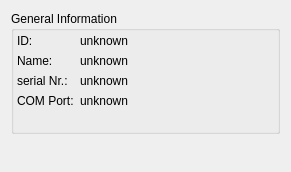
itom-project/plugins, file OphirSerialPlugin/dockWidgetOphirSerialPlugin.ui: the form before one commit.
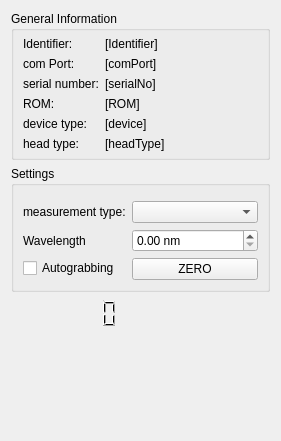
The form after the commit. Custom widgets are drawn as their Qt base class.

Commit message: OphirSerialPlugin: first version of dockWidget

```diff
--- a/OphirSerialPlugin/dockWidgetOphirSerialPlugin.ui
+++ b/OphirSerialPlugin/dockWidgetOphirSerialPlugin.ui
@@ -6,112 +6,230 @@
    <rect>
     <x>0</x>
     <y>0</y>
-    <width>291</width>
-    <height>172</height>
+    <width>281</width>
+    <height>441</height>
    </rect>
   </property>
   <property name="windowTitle">
    <string>Form</string>
   </property>
-  <layout class="QVBoxLayout" name="verticalLayout_11">
-   <item>
-    <widget class="QGroupBox" name="groupBox">
+  <layout class="QGridLayout" name="gridLayout">
+   <item row="0" column="0" colspan="2">
+    <widget class="QGroupBox" name="groupInfo">
+     <property name="sizePolicy">
+      <sizepolicy hsizetype="Preferred" vsizetype="Minimum">
+       <horstretch>0</horstretch>
+       <verstretch>0</verstretch>
+      </sizepolicy>
+     </property>
      <property name="title">
       <string>General Information</string>
      </property>
-     <layout class="QGridLayout" name="gridLayout">
-      <property name="leftMargin">
-       <number>3</number>
-      </property>
+     <layout class="QGridLayout" name="gridLayout_2">
       <property name="topMargin">
-       <number>3</number>
-      </property>
-      <property name="rightMargin">
-       <number>3</number>
+       <number>6</number>
       </property>
       <property name="bottomMargin">
-       <number>3</number>
+       <number>6</number>
       </property>
+      <item row="1" column="0">
+       <widget class="QLabel" name="label_6">
+        <property name="text">
+         <string>com Port:</string>
+        </property>
+       </widget>
+      </item>
       <item row="0" column="0">
-       <widget class="QLabel" name="label_8">
-        <property name="text">
-         <string>ID:</string>
-        </property>
-       </widget>
-      </item>
-      <item row="0" column="1">
-       <widget class="QLabel" name="lblID">
+       <widget class="QLabel" name="lbl1">
         <property name="sizePolicy">
-         <sizepolicy hsizetype="Expanding" vsizetype="Preferred">
+         <sizepolicy hsizetype="Maximum" vsizetype="Preferred">
           <horstretch>0</horstretch>
           <verstretch>0</verstretch>
          </sizepolicy>
         </property>
         <property name="text">
-         <string>unknown</string>
+         <string>Identifier:</string>
         </property>
        </widget>
       </item>
-      <item row="1" column="0">
-       <widget class="QLabel" name="label_3">
+      <item row="0" column="1" colspan="2">
+       <widget class="QLabel" name="lblIdentifier">
         <property name="text">
-         <string>Name:</string>
+         <string>[Identifier]</string>
         </property>
        </widget>
       </item>
       <item row="1" column="1">
-       <widget class="QLabel" name="label_device_name">
+       <widget class="QLabel" name="lblComPort">
         <property name="text">
-         <string>unknown</string>
+         <string>[comPort]</string>
         </property>
        </widget>
       </item>
+      <item row="4" column="0">
+       <widget class="QLabel" name="label_8">
+        <property name="text">
+         <string>device type:</string>
+        </property>
+       </widget>
+      </item>
+      <item row="4" column="1">
+       <widget class="QLabel" name="lblDeviceType">
+        <property name="text">
+         <string>[device]</string>
+        </property>
+       </widget>
+      </item>
+      <item row="3" column="0">
+       <widget class="QLabel" name="label_9">
+        <property name="text">
+         <string>ROM:</string>
+        </property>
+       </widget>
+      </item>
+      <item row="3" column="1">
+       <widget class="QLabel" name="lblROM">
+        <property name="text">
+         <string>[ROM]</string>
+        </property>
+       </widget>
+      </item>
       <item row="2" column="0">
+       <widget class="QLabel" name="label_7">
+        <property name="text">
+         <string>serial number:</string>
+        </property>
+       </widget>
+      </item>
+      <item row="2" column="1">
+       <widget class="QLabel" name="lblSerialNo">
+        <property name="text">
+         <string>[serialNo]</string>
+        </property>
+       </widget>
+      </item>
+      <item row="5" column="0">
+       <widget class="QLabel" name="label_10">
+        <property name="text">
+         <string>head type:</string>
+        </property>
+       </widget>
+      </item>
+      <item row="5" column="1">
+       <widget class="QLabel" name="lblHead">
+        <property name="text">
+         <string>[headType]</string>
+        </property>
+       </widget>
+      </item>
+     </layout>
+    </widget>
+   </item>
+   <item row="1" column="0" colspan="2">
+    <widget class="QGroupBox" name="groupBoxSettings">
+     <property name="title">
+      <string>Settings</string>
+     </property>
+     <layout class="QFormLayout" name="formLayout">
+      <item row="0" column="0" colspan="2">
+       <widget class="SliderWidget" name="sliderPowerRange" native="true">
+        <property name="decimals" stdset="0">
+         <number>9</number>
+        </property>
+        <property name="suffix" stdset="0">
+         <string>mW</string>
+        </property>
+        <property name="tracking" stdset="0">
+         <bool>false</bool>
+        </property>
+       </widget>
+      </item>
+      <item row="2" column="0">
+       <widget class="QLabel" name="label">
+        <property name="text">
+         <string>Wavelength</string>
+        </property>
+       </widget>
+      </item>
+      <item row="2" column="1">
+       <widget class="QDoubleSpinBox" name="dspinWavelength">
+        <property name="keyboardTracking">
+         <bool>false</bool>
+        </property>
+        <property name="suffix">
+         <string> nm</string>
+        </property>
+       </widget>
+      </item>
+      <item row="3" column="0">
+       <widget class="QCheckBox" name="checkAutograbbing">
+        <property name="text">
+         <string>Autograbbing</string>
+        </property>
+       </widget>
+      </item>
+      <item row="3" column="1">
+       <widget class="QPushButton" name="btnZero">
+        <property name="text">
+         <string>ZERO</string>
+        </property>
+       </widget>
+      </item>
+      <item row="1" column="0">
        <widget class="QLabel" name="label_2">
         <property name="text">
-         <string>serial Nr.: </string>
+         <string>measurement type:</string>
         </property>
        </widget>
       </item>
-      <item row="2" column="1">
-       <widget class="QLabel" name="label_Device">
-        <property name="text">
-         <string>unknown</string>
-        </property>
-       </widget>
-      </item>
-      <item row="3" column="0">
-       <widget class="QLabel" name="label_4">
-        <property name="text">
-         <string>COM Port:</string>
-        </property>
-       </widget>
-      </item>
-      <item row="3" column="1">
-       <widget class="QLabel" name="label_COM_Port">
-        <property name="text">
-         <string>unknown</string>
-        </property>
-       </widget>
-      </item>
-      <item row="4" column="2">
-       <spacer name="horizontalSpacer_5">
-        <property name="orientation">
-         <enum>Qt::Horizontal</enum>
-        </property>
-        <property name="sizeHint" stdset="0">
-         <size>
-          <width>40</width>
-          <height>20</height>
-         </size>
-        </property>
-       </spacer>
+      <item row="1" column="1">
+       <widget class="QComboBox" name="comboBoxMeasurementType"/>
       </item>
      </layout>
     </widget>
    </item>
-   <item>
-    <spacer name="verticalSpacer_5">
+   <item row="2" column="0">
+    <widget class="QLCDNumber" name="lcdNumber">
+     <property name="lineWidth">
+      <number>0</number>
+     </property>
+     <property name="smallDecimalPoint">
+      <bool>false</bool>
+     </property>
+     <property name="digitCount">
+      <number>6</number>
+     </property>
+     <property name="segmentStyle">
+      <enum>QLCDNumber::Filled</enum>
+     </property>
+     <property name="value" stdset="0">
+      <double>0.000000000000000</double>
+     </property>
+     <property name="intValue" stdset="0">
+      <number>0</number>
+     </property>
+    </widget>
+   </item>
+   <item row="2" column="1">
+    <widget class="QLabel" name="labelVal">
+     <property name="font">
+      <font>
+       <pointsize>20</pointsize>
+      </font>
+     </property>
+     <property name="lineWidth">
+      <number>1</number>
+     </property>
+     <property name="text">
+      <string/>
+     </property>
+     <property name="textFormat">
+      <enum>Qt::RichText</enum>
+     </property>
+    </widget>
+   </item>
+   <item row="3" column="0">
+    <spacer name="verticalSpacer">
      <property name="orientation">
       <enum>Qt::Vertical</enum>
      </property>
@@ -125,8 +243,13 @@
    </item>
   </layout>
  </widget>
- <resources>
-  <include location="superlumBS.qrc"/>
- </resources>
+ <customwidgets>
+  <customwidget>
+   <class>SliderWidget</class>
+   <extends>QWidget</extends>
+   <header>sliderWidget.h</header>
+  </customwidget>
+ </customwidgets>
+ <resources/>
  <connections/>
 </ui>
```
Left out of the diff: 4 changed lines with no effect on the pictures. The commit also changes 4 other files.
